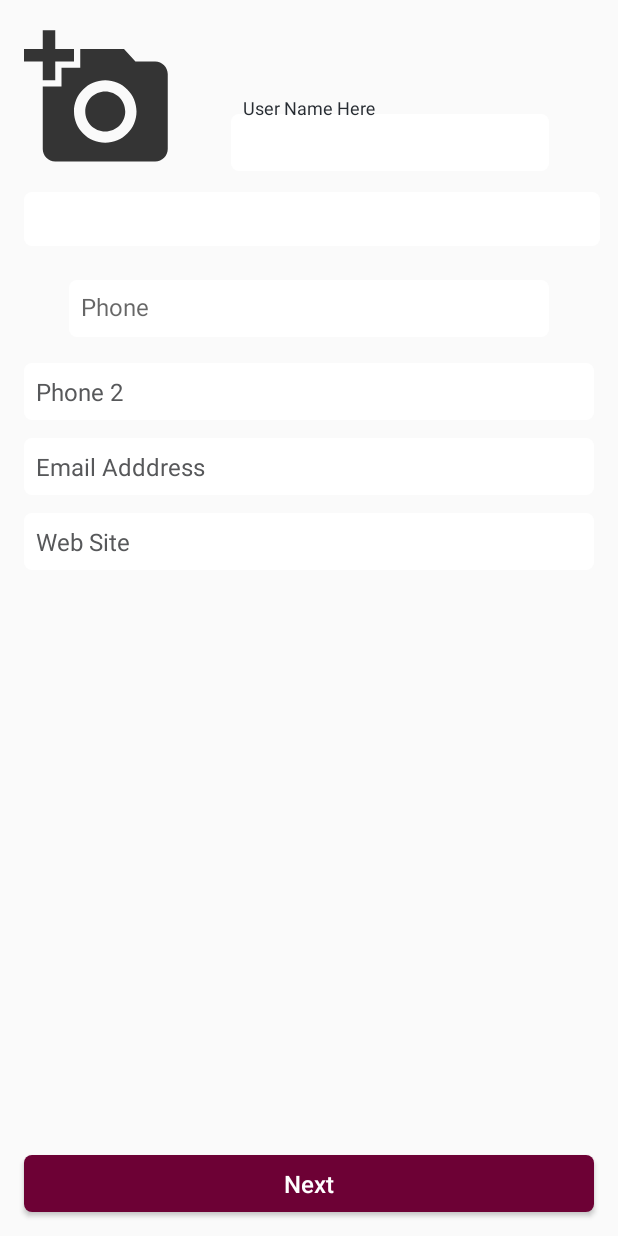
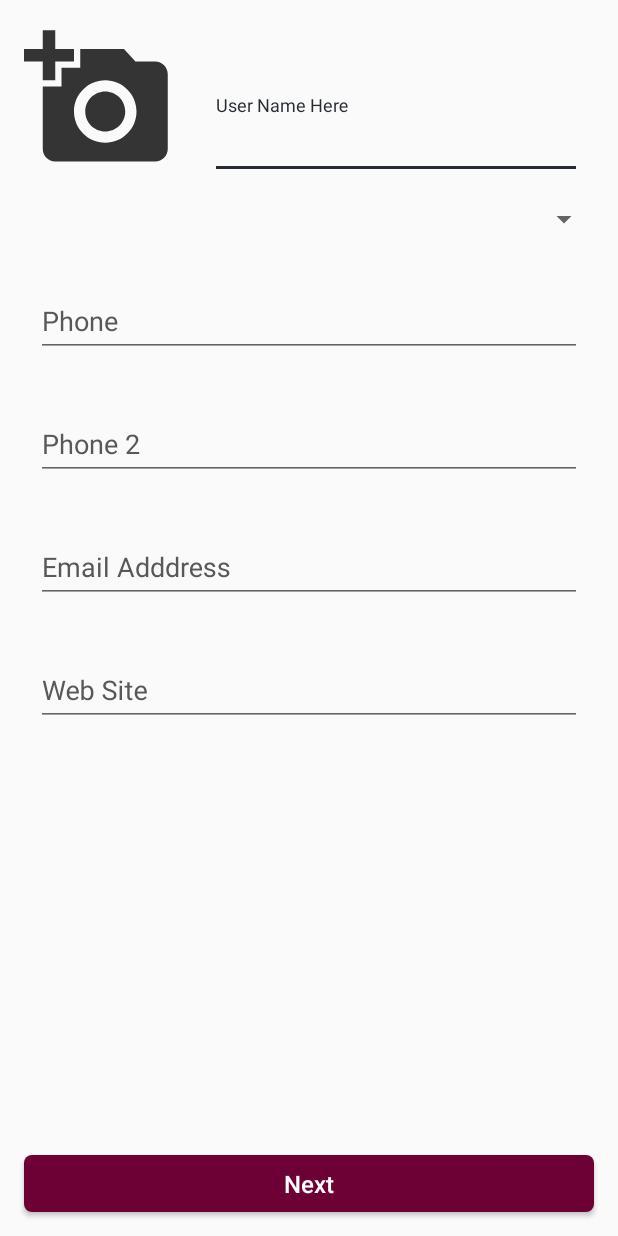
Before and after one commit to SaadSurya/BizLinked, an Android app: the layout fragment_profile_detail.xml on its own in the app's theme, with its tools: preview values and no code run, on a phone screen of 412 x 824 dp. Run offline under Robolectric (Android 15) with nearby library versions, the phone set to English and light mode, and no system bars.

Commit message:
textInputLayout implemented on editprfile fragment

```diff
--- a/app/src/main/java/com/application/lumaque/bizlinked/activities/baseClass/BaseActivity.java
+++ b/app/src/main/java/com/application/lumaque/bizlinked/activities/baseClass/BaseActivity.java
@@ -184,7 +184,9 @@ public abstract class BaseActivity extends AppCompatActivity implements Navigati
 
     @Override
     protected void onCreate(Bundle savedInstanceState) {
+        //todo app crash here
         super.onCreate(savedInstanceState);
+
         setContentView(getMainLayoutId());
         ButterKnife.bind(this);
         context = BaseActivity.this;
--- a/app/src/main/java/com/application/lumaque/bizlinked/fragments/bizlinked/ProfileAddressTabFragment.java
+++ b/app/src/main/java/com/application/lumaque/bizlinked/fragments/bizlinked/ProfileAddressTabFragment.java
@@ -53,8 +53,10 @@ public class ProfileAddressTabFragment extends Fragment {
      Gson g = new Gson();
      @BindView(R.id.mapContainer)
      FrameLayout mpFrameLayout;
+//     @BindView(R.id.et_shop_num)
+//     CustomEditText etShopNum;
      @BindView(R.id.et_shop_num)
-     CustomEditText etShopNum;
+     EditText etShopNum;
      @BindView(R.id.et_market)
      EditText etMarket;
      @BindView(R.id.et_area)
--- a/app/src/main/res/layout/fragment_profile_detail.xml
+++ b/app/src/main/res/layout/fragment_profile_detail.xml
@@ -39,31 +39,26 @@
                 android:layout_width="match_parent"
                 android:layout_height="match_parent">
 
-
                 <ImageView
                     android:id="@+id/profile_picture"
                     android:layout_width="@dimen/x100"
-
                     android:layout_height="@dimen/x100"
                     android:layout_marginStart="@dimen/x16"
                     android:layout_marginTop="@dimen/x16"
                     android:src="@drawable/ic_add_a_photo_black_100dp"
-
                     app:layout_constraintStart_toStartOf="parent"
-                    app:layout_constraintTop_toTopOf="parent"
-
-                    >
+                    app:layout_constraintTop_toTopOf="parent">
 
 
                 </ImageView>
 
                 <android.support.design.widget.TextInputLayout
+                    android:id="@+id/et_user_name_layout"
+                    style="?attr/floatingHintEditTextLayout"
                     android:layout_width="0dp"
-                    android:layout_height="wrap_content"
-                    android:layout_marginStart="8dp"
                     android:layout_marginTop="16dp"
-                    android:layout_marginEnd="@dimen/x16"
                     android:layout_marginBottom="@dimen/x8"
+                    android:hint="@string/user_name_here"
                     app:layout_constraintBottom_toTopOf="@+id/et_phone_layout"
                     app:layout_constraintEnd_toEndOf="parent"
                     app:layout_constraintHorizontal_bias="0.11"
@@ -72,14 +67,13 @@
 
                     <EditText
                         android:id="@+id/et_user_name"
-                        style="?attr/roundEditTextNormalColorStyle"
-                        android:layout_width="match_parent"
-                        android:hint="@string/user_name_here" />
+                        style="?attr/floatingHintEditText"
+                        android:layout_width="match_parent" />
                 </android.support.design.widget.TextInputLayout>
 
                 <Spinner
                     android:id="@+id/sp_busines_type"
-                    style="?attr/roundEditTextNormalColorStyle"
+                    style="?attr/floatingHintEditText"
                     android:layout_width="match_parent"
                     android:layout_height="@dimen/x36"
                     android:layout_marginStart="@dimen/x16"
@@ -91,64 +85,67 @@
 
                 <android.support.design.widget.TextInputLayout
                     android:id="@+id/et_phone_layout"
-                    android:layout_width="match_parent"
-                    android:layout_height="wrap_content"
-                    android:layout_marginStart="@dimen/x16"
-                    android:layout_marginTop="@dimen/x12"
-                    android:layout_marginEnd="@dimen/x16"
+                    style="?attr/floatingHintEditTextLayout"
+                    android:layout_marginTop="@dimen/x10"
+                    android:hint="@string/user_phone"
                     app:layout_constraintEnd_toEndOf="parent"
                     app:layout_constraintStart_toStartOf="parent"
                     app:layout_constraintTop_toBottomOf="@+id/sp_busines_type">
 
                     <EditText
                         android:id="@+id/et_phone"
-                        style="?attr/roundEditTextNormalColorStyle"
+                        style="?attr/floatingHintEditText"
                         android:layout_width="match_parent"
-                        android:layout_height="wrap_content"
-                        android:hint="@string/user_phone"
-                        android:inputType="number" />
+                        android:inputType="phone" />
+
                 </android.support.design.widget.TextInputLayout>
 
-                <EditText
-                    android:id="@+id/et_phone2"
-                    style="?attr/roundEditTextNormalColorStyle"
-                    android:layout_width="match_parent"
-                    android:layout_marginStart="@dimen/x16"
-                    android:layout_marginTop="@dimen/x12"
-                    android:layout_marginEnd="@dimen/x16"
+                <android.support.design.widget.TextInputLayout
+                    android:id="@+id/et_phone2_layout"
+                    style="?attr/floatingHintEditTextLayout"
+                    android:layout_marginTop="@dimen/x10"
                     android:hint="@string/user_phone2"
-                    android:inputType="number"
                     app:layout_constraintEnd_toEndOf="parent"
                     app:layout_constraintStart_toStartOf="parent"
-                    app:layout_constraintTop_toBottomOf="@+id/et_phone_layout" />
+                    app:layout_constraintTop_toBottomOf="@+id/et_phone_layout">
 
-                <EditText
-                    android:id="@+id/et_email"
-                    style="?attr/roundEditTextNormalColorStyle"
-                    android:layout_width="match_parent"
-                    android:layout_marginStart="@dimen/x16"
+                    <EditText
+                        android:id="@+id/et_phone2"
+                        style="?attr/floatingHintEditText"
+                        android:layout_width="match_parent"
+                        android:inputType="phone" />
+                </android.support.design.widget.TextInputLayout>
 
-                    android:layout_marginTop="@dimen/x12"
-                    android:layout_marginEnd="@dimen/x16"
+                <android.support.design.widget.TextInputLayout
+                    android:id="@+id/et_email_layout"
+                    style="?attr/floatingHintEditTextLayout"
+                    android:layout_marginTop="@dimen/x10"
                     android:hint="@string/email_address"
                     app:layout_constraintEnd_toEndOf="parent"
                     app:layout_constraintStart_toStartOf="parent"
-                    app:layout_constraintTop_toBottomOf="@+id/et_phone2" />
+                    app:layout_constraintTop_toBottomOf="@+id/et_phone2_layout">
 
+                    <EditText
+                        android:id="@+id/et_email"
+                        style="?attr/floatingHintEditText"
+                        android:layout_width="match_parent" />
+                </android.support.design.widget.TextInputLayout>
 
-                <EditText
-                    android:id="@+id/et_website"
-                    style="?attr/roundEditTextNormalColorStyle"
-                    android:layout_width="match_parent"
-                    android:layout_marginStart="@dimen/x16"
-                    android:layout_marginTop="@dimen/x12"
-                    android:layout_marginEnd="@dimen/x16"
+                <android.support.design.widget.TextInputLayout
+                    android:id="@+id/et_website_layout"
+                    style="?attr/floatingHintEditTextLayout"
+                    android:layout_marginTop="@dimen/x10"
                     android:hint="@string/web_site"
-                    android:imeOptions="actionDone"
                     app:layout_constraintEnd_toEndOf="parent"
                     app:layout_constraintStart_toStartOf="parent"
-                    app:layout_constraintTop_toBottomOf="@+id/et_email" />
+                    app:layout_constraintTop_toBottomOf="@+id/et_email_layout">
 
+                    <EditText
+                        android:id="@+id/et_website"
+                        style="?attr/floatingHintEditText"
+                        android:layout_width="match_parent"
+                        android:imeOptions="actionDone" />
+                </android.support.design.widget.TextInputLayout>
             </android.support.constraint.ConstraintLayout>
 
 
```
Also changed, not shown: app/src/main/res/layout/fragment_profile_addres.xml (+58 -47 lines).
